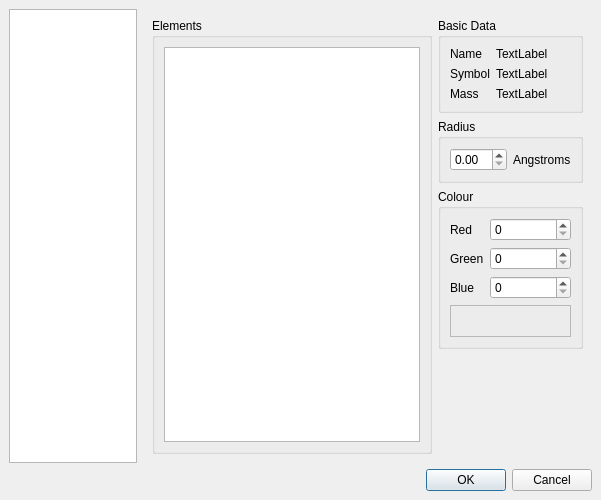
Qt form src/gui-qt/prefs.ui (trisyoungs/aten) before a commit.
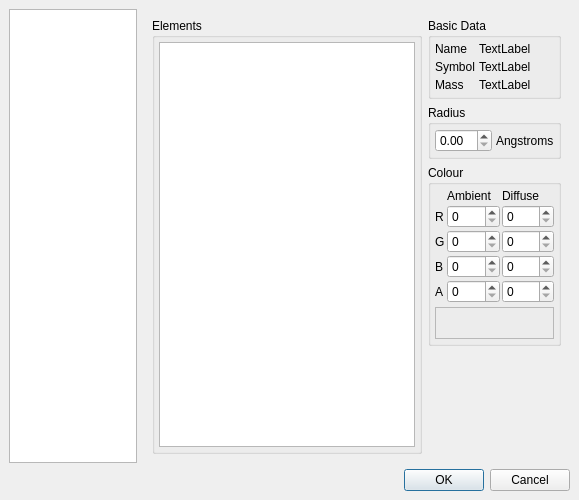
The same form after that commit. The open tabs and pages were chosen to show the change. Icons and pictures are not drawn.

Commit message: Removed references to colour schemes from classes/atom.h -- all atom colours are now indexed, either by element or scheme scale (held in base/prefs.h). Extended element map to have diffuse and ambient components to element colours including alpha values).

What changed in the file:
```diff
--- a/src/gui-qt/prefs.ui
+++ b/src/gui-qt/prefs.ui
@@ -154,10 +154,10 @@
            </property>
            <layout class="QVBoxLayout" >
             <property name="margin" >
-             <number>9</number>
+             <number>4</number>
             </property>
             <property name="spacing" >
-             <number>6</number>
+             <number>4</number>
             </property>
             <item>
              <widget class="QListWidget" name="ElementList" />
@@ -188,10 +188,10 @@
              </property>
              <layout class="QGridLayout" >
               <property name="margin" >
-               <number>9</number>
+               <number>4</number>
               </property>
               <property name="spacing" >
-               <number>6</number>
+               <number>4</number>
               </property>
               <item row="1" column="1" >
                <widget class="QLabel" name="ElementSymbolLabel" >
@@ -277,10 +277,10 @@
              </property>
              <layout class="QHBoxLayout" >
               <property name="margin" >
-               <number>9</number>
+               <number>4</number>
               </property>
               <property name="spacing" >
-               <number>6</number>
+               <number>4</number>
               </property>
               <item>
                <widget class="QDoubleSpinBox" name="doubleSpinBox" >
@@ -308,7 +308,7 @@
             <widget class="QGroupBox" name="ElementColourGroup" >
              <property name="sizePolicy" >
               <sizepolicy>
-               <hsizetype>7</hsizetype>
+               <hsizetype>1</hsizetype>
                <vsizetype>7</vsizetype>
                <horstretch>0</horstretch>
                <verstretch>0</verstretch>
@@ -319,10 +319,10 @@
              </property>
              <layout class="QVBoxLayout" >
               <property name="margin" >
-               <number>9</number>
+               <number>4</number>
               </property>
               <property name="spacing" >
-               <number>6</number>
+               <number>4</number>
               </property>
               <item>
                <layout class="QGridLayout" >
@@ -330,10 +330,10 @@
                  <number>0</number>
                 </property>
                 <property name="spacing" >
-                 <number>6</number>
+                 <number>2</number>
                 </property>
-                <item row="1" column="1" >
-                 <widget class="QSpinBox" name="ElementGreenSpin" >
+                <item row="1" column="2" >
+                 <widget class="QSpinBox" name="ElementDRedSpin" >
                   <property name="sizePolicy" >
                    <sizepolicy>
                     <hsizetype>7</hsizetype>
@@ -347,54 +347,158 @@
                   </property>
                  </widget>
                 </item>
+                <item row="2" column="2" >
+                 <widget class="QSpinBox" name="ElementDGreenSpin" >
+                  <property name="sizePolicy" >
+                   <sizepolicy>
+                    <hsizetype>7</hsizetype>
+                    <vsizetype>0</vsizetype>
+                    <horstretch>0</horstretch>
+                    <verstretch>0</verstretch>
+                   </sizepolicy>
+                  </property>
+                  <property name="maximum" >
+                   <number>255</number>
+                  </property>
+                 </widget>
+                </item>
+                <item row="4" column="1" >
+                 <widget class="QSpinBox" name="ElementAAlphaSpin" >
+                  <property name="sizePolicy" >
+                   <sizepolicy>
+                    <hsizetype>7</hsizetype>
+                    <vsizetype>0</vsizetype>
+                    <horstretch>0</horstretch>
+                    <verstretch>0</verstretch>
+                   </sizepolicy>
+                  </property>
+                  <property name="maximum" >
+                   <number>255</number>
+                  </property>
+                 </widget>
+                </item>
+                <item row="2" column="1" >
+                 <widget class="QSpinBox" name="ElementAGreenSpin" >
+                  <property name="sizePolicy" >
+                   <sizepolicy>
+                    <hsizetype>7</hsizetype>
+                    <vsizetype>0</vsizetype>
+                    <horstretch>0</horstretch>
+                    <verstretch>0</verstretch>
+                   </sizepolicy>
+                  </property>
+                  <property name="maximum" >
+                   <number>255</number>
+                  </property>
+                 </widget>
+                </item>
+                <item row="1" column="0" >
+                 <widget class="QLabel" name="label_4" >
+                  <property name="text" >
+                   <string>R</string>
+                  </property>
+                 </widget>
+                </item>
                 <item row="2" column="0" >
+                 <widget class="QLabel" name="label_8" >
+                  <property name="text" >
+                   <string>G</string>
+                  </property>
+                 </widget>
+                </item>
+                <item row="4" column="0" >
+                 <widget class="QLabel" name="label_26" >
+                  <property name="text" >
+                   <string>A</string>
+                  </property>
+                 </widget>
+                </item>
+                <item row="3" column="2" >
+                 <widget class="QSpinBox" name="ElementDBlueSpin" >
+                  <property name="sizePolicy" >
+                   <sizepolicy>
+                    <hsizetype>7</hsizetype>
+                    <vsizetype>0</vsizetype>
+                    <horstretch>0</horstretch>
+                    <verstretch>0</verstretch>
+                   </sizepolicy>
+                  </property>
+                  <property name="maximum" >
+                   <number>255</number>
+                  </property>
+                 </widget>
+                </item>
+                <item row="4" column="2" >
+                 <widget class="QSpinBox" name="ElementDAlphaSpin" >
+                  <property name="sizePolicy" >
+                   <sizepolicy>
+                    <hsizetype>7</hsizetype>
+                    <vsizetype>0</vsizetype>
+                    <horstretch>0</horstretch>
+                    <verstretch>0</verstretch>
+                   </sizepolicy>
+                  </property>
+                  <property name="maximum" >
+                   <number>255</number>
+                  </property>
+                 </widget>
+                </item>
+                <item row="3" column="1" >
+                 <widget class="QSpinBox" name="ElementABlueSpin" >
+                  <property name="sizePolicy" >
+                   <sizepolicy>
+                    <hsizetype>7</hsizetype>
+                    <vsizetype>0</vsizetype>
+                    <horstretch>0</horstretch>
+                    <verstretch>0</verstretch>
+                   </sizepolicy>
+                  </property>
+                  <property name="maximum" >
+                   <number>255</number>
+                  </property>
+                 </widget>
+                </item>
+                <item row="3" column="0" >
                  <widget class="QLabel" name="label_9" >
                   <property name="text" >
-                   <string>Blue</string>
+                   <string>B</string>
+                  </property>
+                 </widget>
+                </item>
+                <item row="1" column="1" >
+                 <widget class="QSpinBox" name="ElementARedSpin" >
+                  <property name="sizePolicy" >
+                   <sizepolicy>
+                    <hsizetype>7</hsizetype>
+                    <vsizetype>0</vsizetype>
+                    <horstretch>0</horstretch>
+                    <verstretch>0</verstretch>
+                   </sizepolicy>
+                  </property>
+                  <property name="maximum" >
+                   <number>255</number>
                   </property>
                  </widget>
                 </item>
                 <item row="0" column="1" >
-                 <widget class="QSpinBox" name="ElementRedSpin" >
+                 <widget class="QLabel" name="label_27" >
                   <property name="sizePolicy" >
                    <sizepolicy>
-                    <hsizetype>7</hsizetype>
-                    <vsizetype>0</vsizetype>
+                    <hsizetype>1</hsizetype>
+                    <vsizetype>5</vsizetype>
                     <horstretch>0</horstretch>
                     <verstretch>0</verstretch>
                    </sizepolicy>
                   </property>
-                  <property name="maximum" >
-                   <number>255</number>
-                  </property>
-                 </widget>
-                </item>
-                <item row="1" column="0" >
-                 <widget class="QLabel" name="label_8" >
                   <property name="text" >
-                   <string>Green</string>
+                   <string>Ambient</string>
                   </property>
                  </widget>
                 </item>
-                <item row="0" column="0" >
-                 <widget class="QLabel" name="label_4" >
+                <item row="0" column="2" >
+                 <widget class="QLabel" name="label_28" >
                   <property name="text" >
-                   <string>Red</string>
-                  </property>
-                 </widget>
-                </item>
-                <item row="2" column="1" >
-                 <widget class="QSpinBox" name="ElementBlueSpin" >
-                  <property name="sizePolicy" >
-                   <sizepolicy>
-                    <hsizetype>7</hsizetype>
-                    <vsizetype>0</vsizetype>
-                    <horstretch>0</horstretch>
-                    <verstretch>0</verstretch>
-                   </sizepolicy>
-                  </property>
-                  <property name="maximum" >
-                   <number>255</number>
+                   <string>Diffuse</string>
                   </property>
                  </widget>
                 </item>
```
Left out of the diff: 8 changed lines with no effect on the pictures. The commit also changes 20 other files.
